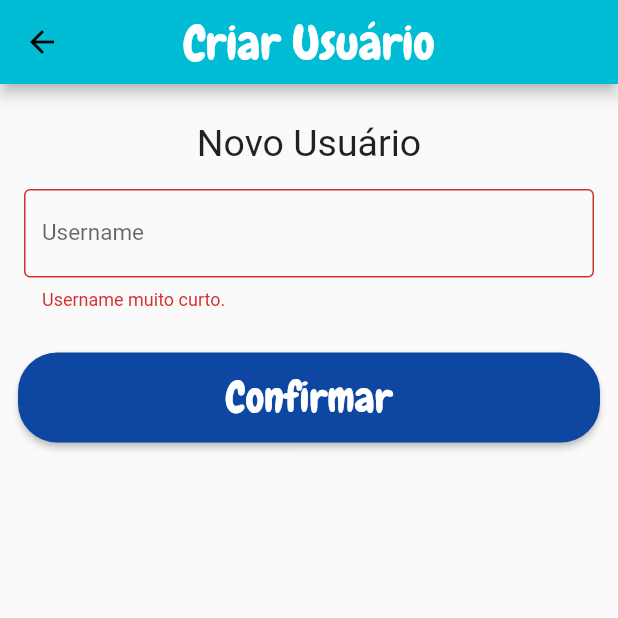
After one commit to omateuscastro/castronet, a Flutter app: the UserPage screen opened directly, on a phone screen of 412 x 824 dp, the top half of it. The commit adds this screen. Run offline on Flutter 3.47's test engine with Material 2 defaults, Android fonts, the light colour scheme and no system bars; our stand-ins replace cloud_firestore, firebase_auth, google_sign_in, material_design_icons_flutter, mobx; accounts and stored records are empty; generated files the repository leaves out were written again.

Commit message:
Criação de novos usuários

```diff
--- /dev/null
+++ b/lib/pages/user.page.dart
@@ -0,0 +1,148 @@
+import 'dart:async';
+
+import 'package:castronet/controllers/user.controller.dart';
+import 'package:castronet/pages/home.page.dart';
+import 'package:flutter/material.dart';
+
+class UserPage extends StatefulWidget {
+  @override
+  _UserPageState createState() => _UserPageState();
+}
+
+class _UserPageState extends State<UserPage> {
+  final _scaffoldKey = GlobalKey<ScaffoldState>();
+  final _formKey = GlobalKey<FormState>();
+  String username;
+  UserController _userCtrl;
+
+  @override
+  void initState() {
+    super.initState();
+    _userCtrl = UserController();
+  }
+
+  submit() async {
+    final form = _formKey.currentState;
+    if (form.validate()) {
+      form.save();
+      await _userCtrl.saveNewUserData(username);
+
+      _scaffoldKey.currentState.showSnackBar(
+        SnackBar(
+          content: Text('Usuário criado com sucesso!'),
+          duration: Duration(seconds: 3),
+          backgroundColor: Colors.green,
+        ),
+      );
+
+      Timer(Duration(seconds: 2), () {
+        Navigator.of(context).pushAndRemoveUntil(
+          MaterialPageRoute(builder: (BuildContext context) => HomePage()),
+          ModalRoute.withName('/'),
+        );
+      });
+    } else {
+      _scaffoldKey.currentState.showSnackBar(
+        SnackBar(
+          content: Text('Ops... Não foi possível criar o usuário.'),
+          duration: Duration(seconds: 3),
+          backgroundColor: Colors.red,
+        ),
+      );
+    }
+  }
+
+  @override
+  Widget build(BuildContext context) {
+    return Scaffold(
+      key: _scaffoldKey,
+      appBar: AppBar(
+        title: Text(
+          "Criar Usuário",
+          style: TextStyle(
+            fontFamily: Theme.of(context).textTheme.title.fontFamily,
+            color: Colors.white,
+            fontSize: 32,
+          ),
+        ),
+        centerTitle: true,
+      ),
+      body: ListView(
+        children: <Widget>[
+          Container(
+            child: Column(
+              children: <Widget>[
+                Padding(
+                  padding: EdgeInsets.only(
+                    top: 25,
+                  ),
+                  child: Center(
+                    child: Text(
+                      "Novo Usuário",
+                      style: TextStyle(
+                        fontSize: 25.0,
+                      ),
+                    ),
+                  ),
+                ),
+                Padding(
+                  padding: EdgeInsets.all(
+                    16,
+                  ),
+                  child: Container(
+                    child: Form(
+                      key: _formKey,
+                      autovalidate: true,
+                      child: TextFormField(
+                        validator: (txt) {
+                          if (txt.trim().length < 3 || txt.isEmpty) {
+                            return "Username muito curto.";
+                          } else if (txt.trim().length > 15) {
+                            return "Username muito longo.";
+                          } else {
+                            return null;
+                          }
+                        },
+                        onSaved: (txt) => username = txt,
+                        decoration: InputDecoration(
+                          border: OutlineInputBorder(),
+                          labelText: "Username",
+                          labelStyle: TextStyle(fontSize: 15.0),
+                          hintText: "Minimo de 3 caracteres.",
+                        ),
+                      ),
+                    ),
+                  ),
+                ),
+                Padding(
+                  padding: const EdgeInsets.all(12.0),
+                  child: SizedBox(
+                    width: double.infinity,
+                    height: 60,
+                    child: RaisedButton(
+                      textColor: Colors.white,
+                      color: Theme.of(context).accentColor,
+                      child: Text(
+                        "Confirmar",
+                        style: TextStyle(
+                          fontSize: 28,
+                          fontFamily:
+                              Theme.of(context).textTheme.title.fontFamily,
+                          color: Colors.white,
+                        ),
+                      ),
+                      shape: RoundedRectangleBorder(
+                        borderRadius: new BorderRadius.circular(26.0),
+                      ),
+                      onPressed: submit,
+                    ),
+                  ),
+                ),
+              ],
+            ),
+          ),
+        ],
+      ),
+    );
+  }
+}
--- a/pubspec.yaml
+++ b/pubspec.yaml
@@ -27,10 +27,15 @@ dependencies:
   google_sign_in: ^4.4.4
   firebase_auth: ^0.16.0
   material_design_icons_flutter: ^4.0.5145
+  cloud_firestore: ^0.13.5
+  mobx:
+  flutter_mobx:
 
 dev_dependencies:
   flutter_test:
     sdk: flutter
+  build_runner: ^1.3.1
+  mobx_codegen:
 
 
 # For information on the generic Dart part of this file, see the
```
Also changed, not shown: lib/constants/type_auth.dart (added, +29 -0 lines), lib/controllers/user.controller.dart (added, +36 -0 lines), lib/models/user.model.dart (added, +32 -0 lines), lib/pages/index.page.dart (+13 -5 lines), lib/pages/login.page.dart (+27 -15 lines), lib/pages/timeline.page.dart (+8 -0 lines), lib/services/auth.service.dart (+28 -11 lines), lib/controllers/user.controller.g.dart (added), pubspec.lock, 1 other file.
